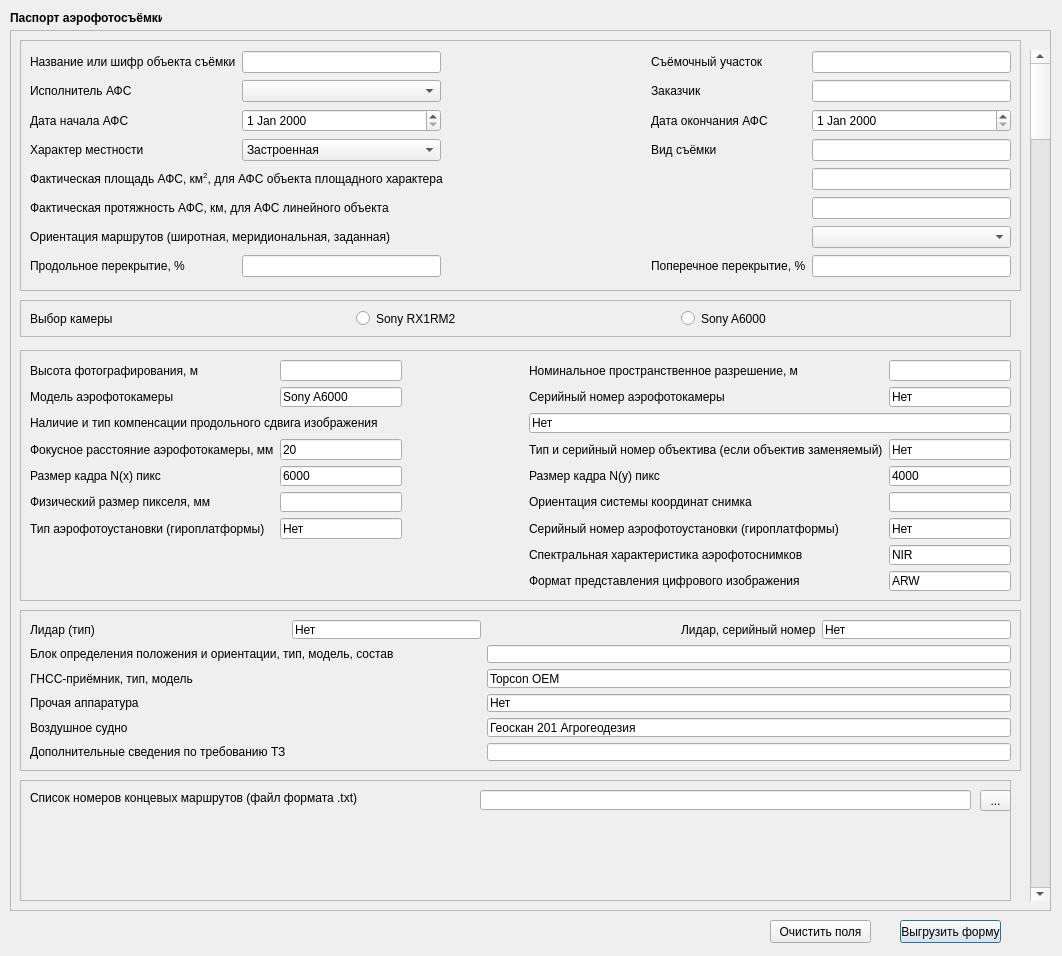
ji-tf/aerial_photography_gui, file Aerial_Photography_GUI_dialog_base.ui: the form before one commit.
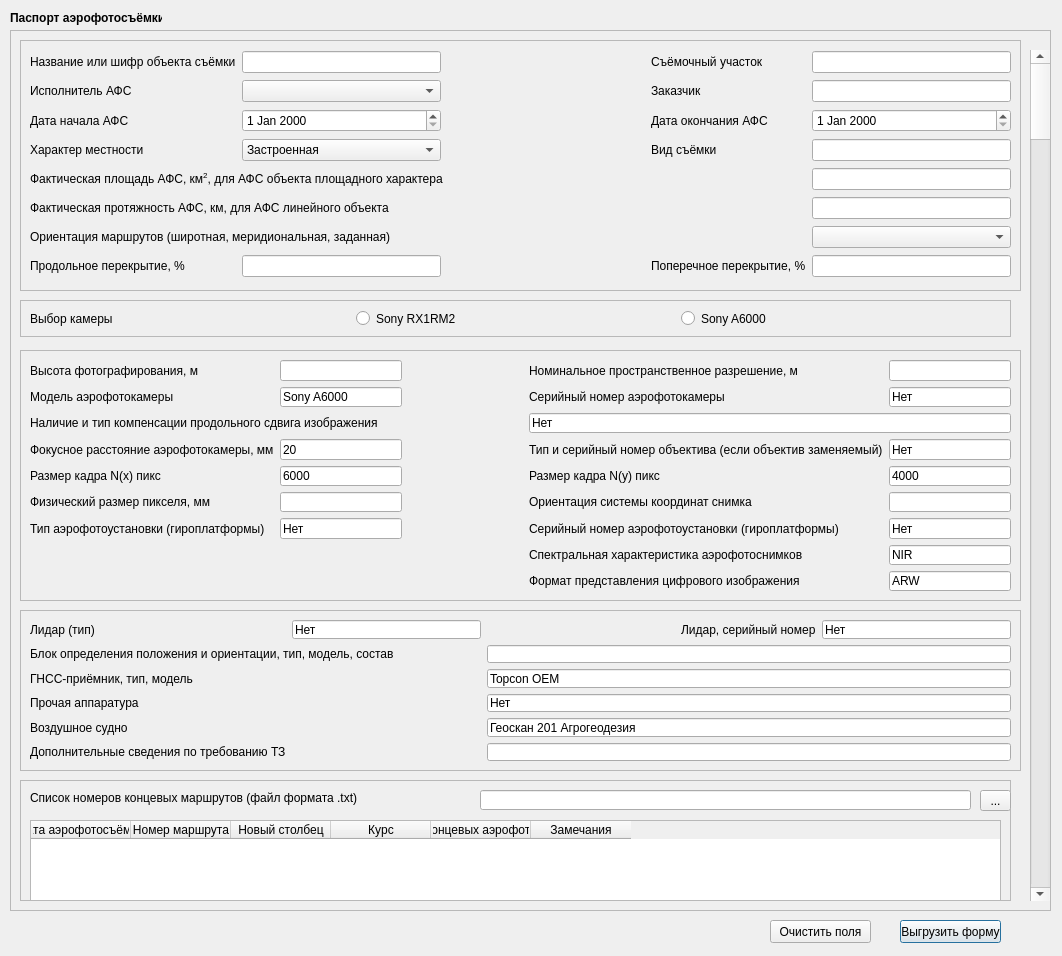
The form after the commit.

```diff
--- a/Aerial_Photography_GUI_dialog_base.ui
+++ b/Aerial_Photography_GUI_dialog_base.ui
@@ -751,6 +751,46 @@
       </rect>
      </property>
     </widget>
+    <widget class="QTableWidget" name="tableWidget">
+     <property name="geometry">
+      <rect>
+       <x>10</x>
+       <y>40</y>
+       <width>971</width>
+       <height>81</height>
+      </rect>
+     </property>
+     <column>
+      <property name="text">
+       <string>Дата аэрофотосъёмки</string>
+      </property>
+     </column>
+     <column>
+      <property name="text">
+       <string>Номер маршрута</string>
+      </property>
+     </column>
+     <column>
+      <property name="text">
+       <string>Новый столбец</string>
+      </property>
+     </column>
+     <column>
+      <property name="text">
+       <string>Курс</string>
+      </property>
+     </column>
+     <column>
+      <property name="text">
+       <string>Номера концевых аэрофотоснимков</string>
+      </property>
+     </column>
+     <column>
+      <property name="text">
+       <string>Замечания</string>
+      </property>
+     </column>
+    </widget>
    </widget>
   </widget>
  </widget>
```
